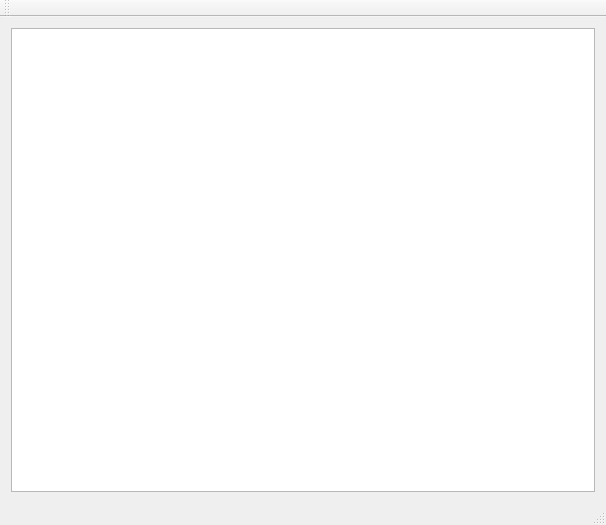
This is eyefilinuxui/gui/ui/mainwindow.ui in hgdeoro/EFLU as Qt 5 draws it before an edit. The edited form follows.
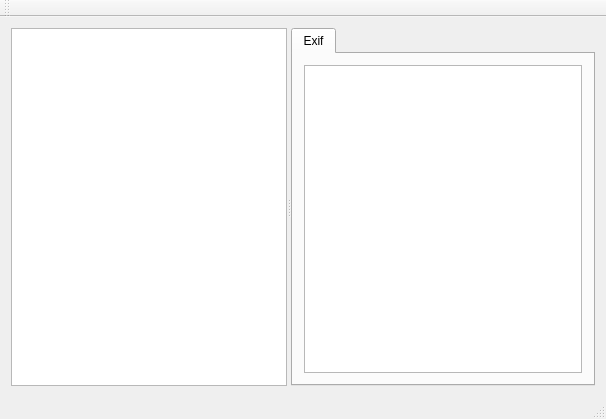
This is the edited form.

Commit message: Add splitter and table to show exif data

Patch:
```diff
--- a/eyefilinuxui/gui/ui/mainwindow.ui
+++ b/eyefilinuxui/gui/ui/mainwindow.ui
@@ -7,7 +7,7 @@
     <x>0</x>
     <y>0</y>
     <width>606</width>
-    <height>525</height>
+    <height>419</height>
    </rect>
   </property>
   <property name="windowTitle">
@@ -16,7 +16,47 @@
   <widget class="QWidget" name="centralWidget">
    <layout class="QVBoxLayout" name="verticalLayout">
     <item>
-     <widget class="QGraphicsView" name="graphicsView"/>
+     <widget class="QSplitter" name="splitter">
+      <property name="orientation">
+       <enum>Qt::Horizontal</enum>
+      </property>
+      <widget class="QGraphicsView" name="graphicsView">
+       <property name="baseSize">
+        <size>
+         <width>800</width>
+         <height>100</height>
+        </size>
+       </property>
+      </widget>
+      <widget class="QTabWidget" name="tabWidget">
+       <property name="baseSize">
+        <size>
+         <width>200</width>
+         <height>100</height>
+        </size>
+       </property>
+       <property name="currentIndex">
+        <number>0</number>
+       </property>
+       <widget class="QWidget" name="tabExif">
+        <attribute name="title">
+         <string>Exif</string>
+        </attribute>
+        <layout class="QVBoxLayout" name="verticalLayout_2">
+         <item>
+          <widget class="QTableView" name="tableViewExif">
+           <property name="baseSize">
+            <size>
+             <width>200</width>
+             <height>100</height>
+            </size>
+           </property>
+          </widget>
+         </item>
+        </layout>
+       </widget>
+      </widget>
+     </widget>
     </item>
    </layout>
   </widget>
```
The commit also changes 2 other files.
